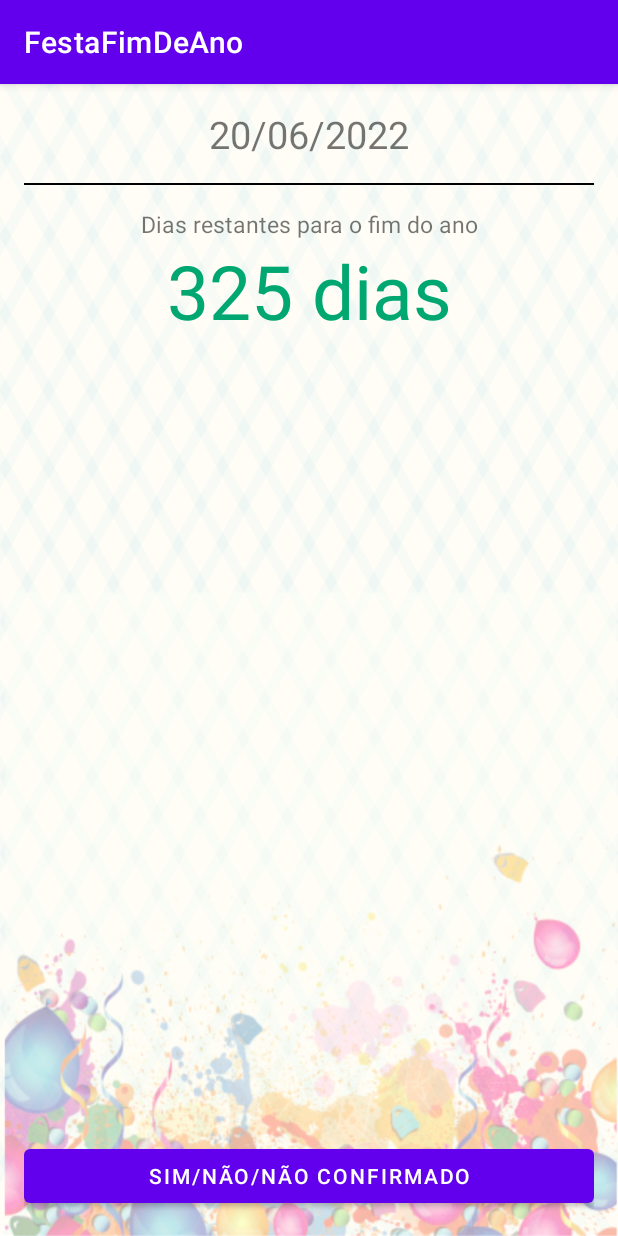
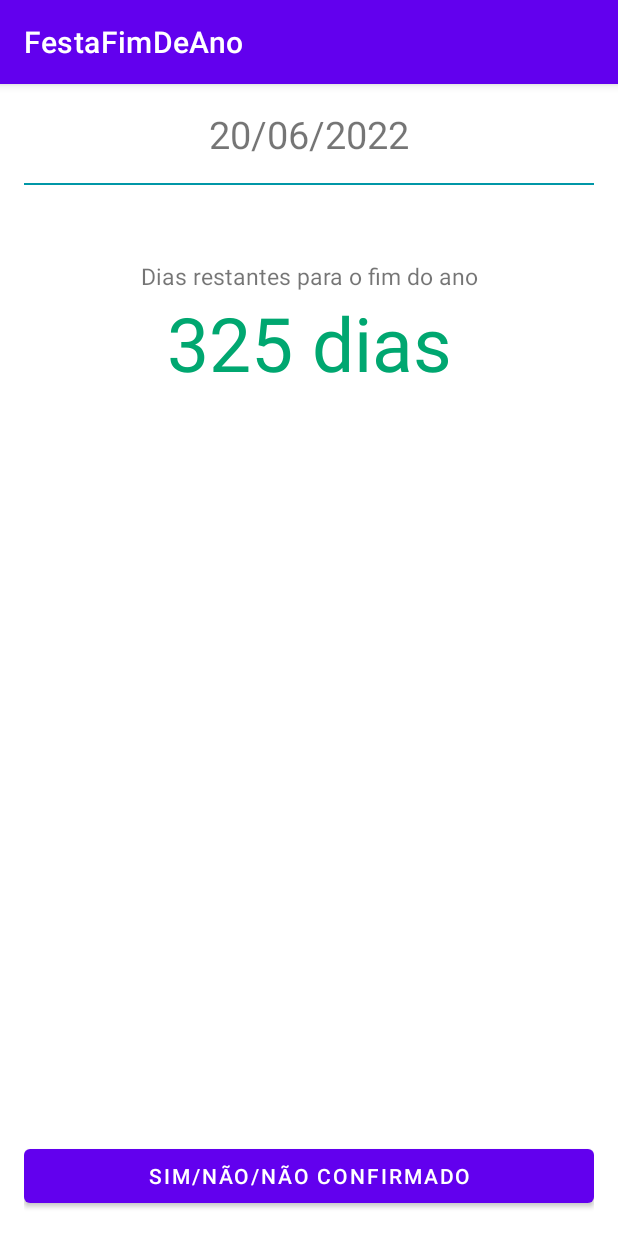
Before and after one commit to AlissonCiprian0/FestaFimDeAno, an Android app: the screen it shows after launch (MainActivity), on a phone screen of 412 x 824 dp. Run offline under Robolectric (Android 15) with nearby library versions, the phone set to English and light mode, and no system bars.

Commit message:
Activity Details

```diff
--- a/app/src/main/AndroidManifest.xml
+++ b/app/src/main/AndroidManifest.xml
@@ -14,6 +14,9 @@
         android:theme="@style/Theme.FestaFimDeAno"
         tools:targetApi="31">
         <activity
+            android:name=".DetailsActivity"
+            android:exported="false" />
+        <activity
             android:name=".MainActivity"
             android:exported="true">
             <intent-filter>
--- a/app/src/main/java/com/alissoncipriano/festafimdeano/MainActivity.java
+++ b/app/src/main/java/com/alissoncipriano/festafimdeano/MainActivity.java
@@ -2,13 +2,40 @@ package com.alissoncipriano.festafimdeano;
 
 import androidx.appcompat.app.AppCompatActivity;
 
+import android.content.Intent;
 import android.os.Bundle;
+import android.view.View;
+import android.widget.Button;
+import android.widget.TextView;
 
-public class MainActivity extends AppCompatActivity {
+public class MainActivity extends AppCompatActivity implements View.OnClickListener {
+
+    private ViewHolder mViewHolder = new ViewHolder();
 
     @Override
     protected void onCreate(Bundle savedInstanceState) {
         super.onCreate(savedInstanceState);
         setContentView(R.layout.activity_main);
+
+        this.mViewHolder.text_today = findViewById(R.id.text_today);
+        this.mViewHolder.text_daysLeft = findViewById(R.id.text_daysLeft);
+        this.mViewHolder.button_confirm = findViewById(R.id.button_confirm);
+
+        this.mViewHolder.button_confirm.setOnClickListener(this);
+    }
+
+    @Override
+    public void onClick(View v) {
+        if (v.getId() == R.id.button_confirm) {
+            Intent intent = new Intent(this, DetailsActivity.class);
+
+            startActivity(intent);
+        }
+    }
+
+    private static class ViewHolder {
+        TextView text_today;
+        TextView text_daysLeft;
+        Button button_confirm;
     }
 }
--- a/app/src/main/res/layout/activity_main.xml
+++ b/app/src/main/res/layout/activity_main.xml
@@ -3,7 +3,6 @@
     xmlns:tools="http://schemas.android.com/tools"
     android:layout_width="match_parent"
     android:layout_height="match_parent"
-    android:background="@drawable/background"
     android:padding="16dp"
     tools:context=".MainActivity">
 
@@ -21,14 +20,14 @@
         android:layout_height="1dp"
         android:layout_below="@+id/text_today"
         android:layout_marginTop="15dp"
-        android:background="@color/black" />
+        android:background="@color/colorPrimaryDark" />
 
     <TextView
         android:id="@+id/text_qtdDias"
         android:layout_width="match_parent"
         android:layout_height="wrap_content"
         android:layout_below="@+id/view"
-        android:layout_marginTop="15dp"
+        android:layout_marginTop="50dp"
         android:gravity="center"
         android:text="Dias restantes para o fim do ano"
         android:textSize="15sp" />
@@ -39,6 +38,7 @@
         android:layout_below="@+id/text_qtdDias"
         android:gravity="center"
         android:text="325 dias"
+        android:id="@+id/text_daysLeft"
         android:textColor="@color/green_accent"
         android:textSize="50sp" />
 
@@ -46,6 +46,7 @@
         android:layout_width="match_parent"
         android:layout_height="wrap_content"
         android:layout_alignParentBottom="true"
-        android:text="SIM/NÃO/Não confirmado" />
+        android:text="SIM/NÃO/Não confirmado"
+        android:id="@+id/button_confirm"/>
 
 </RelativeLayout>
--- a/app/src/main/res/values/strings.xml
+++ b/app/src/main/res/values/strings.xml
@@ -1,3 +1,4 @@
 <resources>
     <string name="app_name">FestaFimDeAno</string>
+    <string name="vai_participar">Você vai participar?</string>
 </resources>
```
Also changed, not shown: app/src/main/java/com/alissoncipriano/festafimdeano/DetailsActivity.java (added, +14 -0 lines), app/src/main/res/layout/activity_details.xml (added, +32 -0 lines), app/src/main/res/values/colors.xml (+8 -0 lines).
